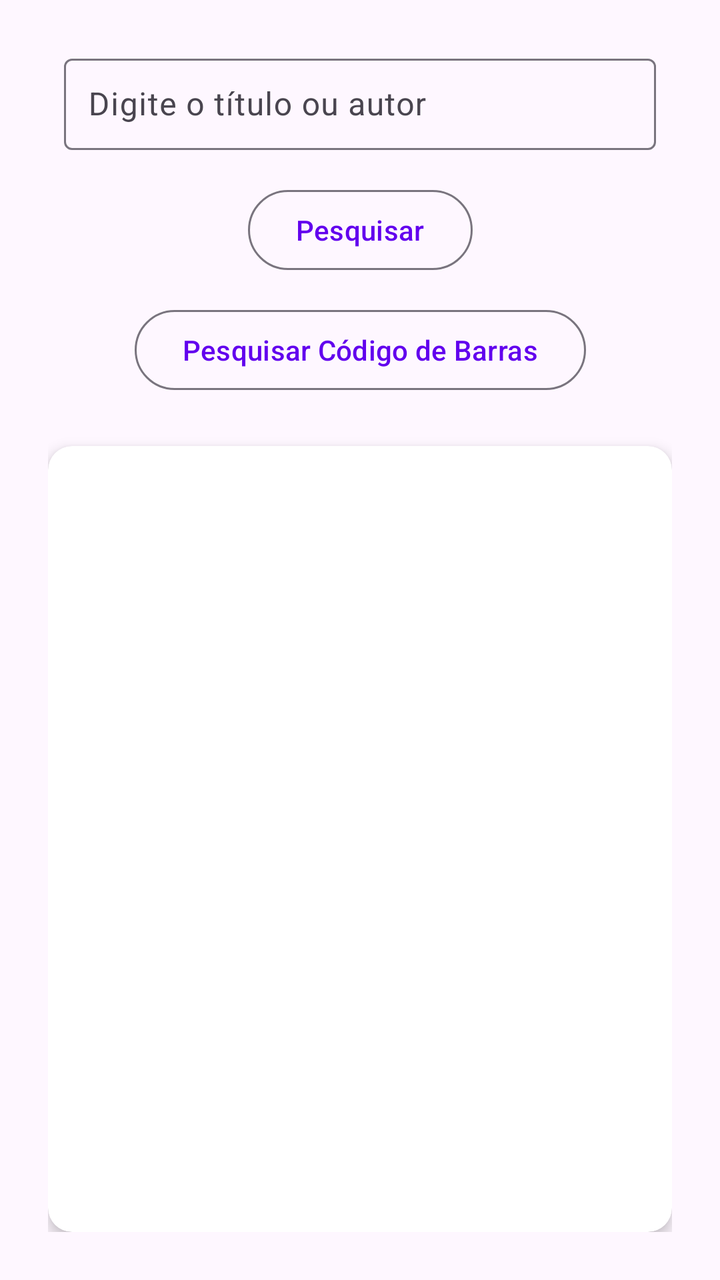
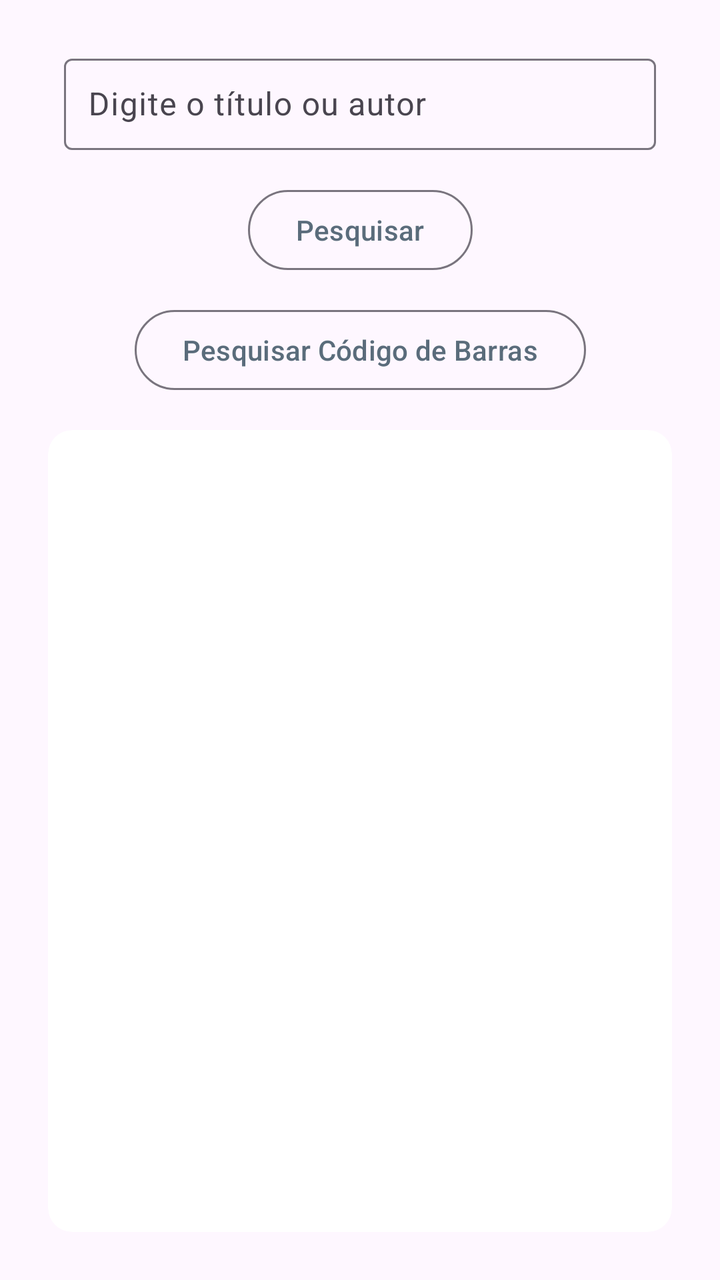

Two renders of the same Android screen: before a commit and after it. Below are the layout's source before the change and the commit's diff.
<!-- AndroidManifest.xml: activity theme Theme.P01DJPM -->
<!-- res/layout/activity_add_book.xml -->
<androidx.constraintlayout.widget.ConstraintLayout xmlns:android="http://schemas.android.com/apk/res/android"
    xmlns:app="http://schemas.android.com/apk/res-auto"
    xmlns:tools="http://schemas.android.com/tools"
    android:layout_width="match_parent"
    android:layout_height="match_parent"
    android:padding="24dp"
    tools:context=".AddBookActivity">

    <com.google.android.material.textfield.TextInputLayout
        android:id="@+id/searchInputLayout"
        android:layout_width="0dp"
        android:layout_height="wrap_content"
        app:layout_constraintTop_toTopOf="parent"
        app:layout_constraintStart_toStartOf="parent"
        app:layout_constraintEnd_toEndOf="parent"
        android:layout_marginStart="8dp"
        android:layout_marginEnd="8dp"
        android:hint="Digite o título ou autor">

        <com.google.android.material.textfield.TextInputEditText
            android:id="@+id/searchEditText"
            android:layout_width="match_parent"
            android:layout_height="wrap_content"
            android:inputType="text"
            android:padding="12dp" />
    </com.google.android.material.textfield.TextInputLayout>

    <com.google.android.material.button.MaterialButton
        android:id="@+id/searchButton"
        android:layout_width="wrap_content"
        android:layout_height="wrap_content"
        android:text="Pesquisar"
        app:layout_constraintTop_toBottomOf="@id/searchInputLayout"
        app:layout_constraintStart_toStartOf="parent"
        app:layout_constraintEnd_toEndOf="parent"
        android:layout_marginTop="16dp"
        style="?attr/materialButtonOutlinedStyle" />

    <com.google.android.material.button.MaterialButton
        android:id="@+id/scanButton"
        android:layout_width="wrap_content"
        android:layout_height="wrap_content"
        android:text="Pesquisar Código de Barras"
        app:layout_constraintTop_toBottomOf="@id/searchButton"
        app:layout_constraintStart_toStartOf="parent"
        app:layout_constraintEnd_toEndOf="parent"
        android:layout_marginTop="12dp"
        style="?attr/materialButtonOutlinedStyle" />

    <androidx.cardview.widget.CardView
        android:layout_width="0dp"
        android:layout_height="0dp"
        app:cardElevation="4dp"
        app:cardCornerRadius="12dp"
        app:layout_constraintTop_toBottomOf="@id/scanButton"
        app:layout_constraintStart_toStartOf="parent"
        app:layout_constraintEnd_toEndOf="parent"
        app:layout_constraintBottom_toBottomOf="parent"
        android:layout_marginTop="24dp"
        android:padding="8dp">

        <androidx.recyclerview.widget.RecyclerView
            android:id="@+id/booksRecyclerView"
            android:layout_width="match_parent"
            android:layout_height="match_parent"
            android:padding="8dp" />
    </androidx.cardview.widget.CardView>

</androidx.constraintlayout.widget.ConstraintLayout>
<!-- resources referenced by this layout -->
<resources>
  <style name="Theme.P01DJPM" parent="Theme.Material3.Light.NoActionBar">
          <item name="colorPrimary">@color/purple_500</item>
          <item name="colorOnPrimary">@android:color/white</item>
          <item name="colorPrimaryContainer">@color/purple_700</item>
          <item name="colorSecondary">@color/teal_200</item>
          <item name="backgroundColor">@color/backgroundColor</item>
          <item name="colorSurface">@color/surfaceColor</item>
          <item name="android:statusBarColor">@color/purple_700</item>
      </style>
  <color name="purple_500">#FF6200EE</color>
  <color name="purple_700">#FF3700B3</color>
  <color name="teal_200">#FF03DAC5</color>
  <color name="backgroundColor">#F7F7F7</color>
  <color name="surfaceColor">#FFFFFF</color>
</resources>

<!-- the commit's change to res/layout/activity_add_book.xml (unified diff, before → after) -->
@@ -50,20 +50,21 @@
     <androidx.cardview.widget.CardView
         android:layout_width="0dp"
         android:layout_height="0dp"
-        app:cardElevation="4dp"
+        app:cardElevation="0dp"
         app:cardCornerRadius="12dp"
         app:layout_constraintTop_toBottomOf="@id/scanButton"
         app:layout_constraintStart_toStartOf="parent"
         app:layout_constraintEnd_toEndOf="parent"
         app:layout_constraintBottom_toBottomOf="parent"
-        android:layout_marginTop="24dp"
-        android:padding="8dp">
+        android:layout_marginTop="16dp"
+        android:padding="0dp">
 
         <androidx.recyclerview.widget.RecyclerView
             android:id="@+id/booksRecyclerView"
             android:layout_width="match_parent"
             android:layout_height="match_parent"
-            android:padding="8dp" />
+            android:padding="0dp"
+            android:clipToPadding="false" />
     </androidx.cardview.widget.CardView>
 
 </androidx.constraintlayout.widget.ConstraintLayout>
<!-- resource entries referenced after the edit -->
@@ -1,18 +1,22 @@
 <!-- resources referenced by this layout -->
 <resources>
   <style name="Theme.P01DJPM" parent="Theme.Material3.Light.NoActionBar">
-          <item name="colorPrimary">@color/purple_500</item>
+          <item name="colorPrimary">@color/primaryColor</item>
           <item name="colorOnPrimary">@android:color/white</item>
-          <item name="colorPrimaryContainer">@color/purple_700</item>
-          <item name="colorSecondary">@color/teal_200</item>
+          <item name="colorPrimaryContainer">@color/primaryContainer</item>
+          <item name="colorSecondary">@color/secondaryColor</item>
           <item name="backgroundColor">@color/backgroundColor</item>
           <item name="colorSurface">@color/surfaceColor</item>
-          <item name="android:statusBarColor">@color/purple_700</item>
+          <item name="android:statusBarColor">@color/primaryColor</item>
+          <item name="android:textColorPrimary">@color/textColorPrimary</item>
+          <item name="android:textColorSecondary">@color/textColorSecondary</item>
       </style>
-  <color name="purple_500">#FF6200EE</color>
-  <color name="purple_700">#FF3700B3</color>
-  <color name="teal_200">#FF03DAC5</color>
-  <color name="backgroundColor">#F7F7F7</color>
+  <color name="primaryColor">#5A6C7B</color>
+  <color name="primaryContainer">#CED9E0</color>
+  <color name="secondaryColor">#A67C52</color>
+  <color name="backgroundColor">#F5F5F5</color>
   <color name="surfaceColor">#FFFFFF</color>
+  <color name="textColorPrimary">#333333</color>
+  <color name="textColorSecondary">#5C5C5C</color>
 </resources>
 
